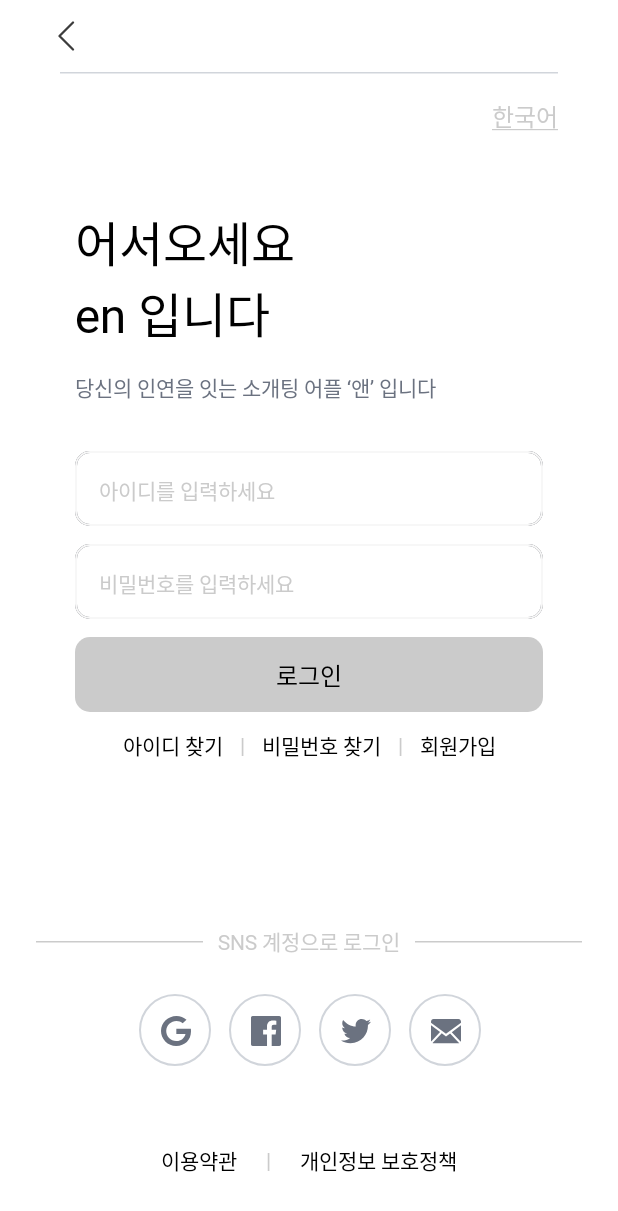
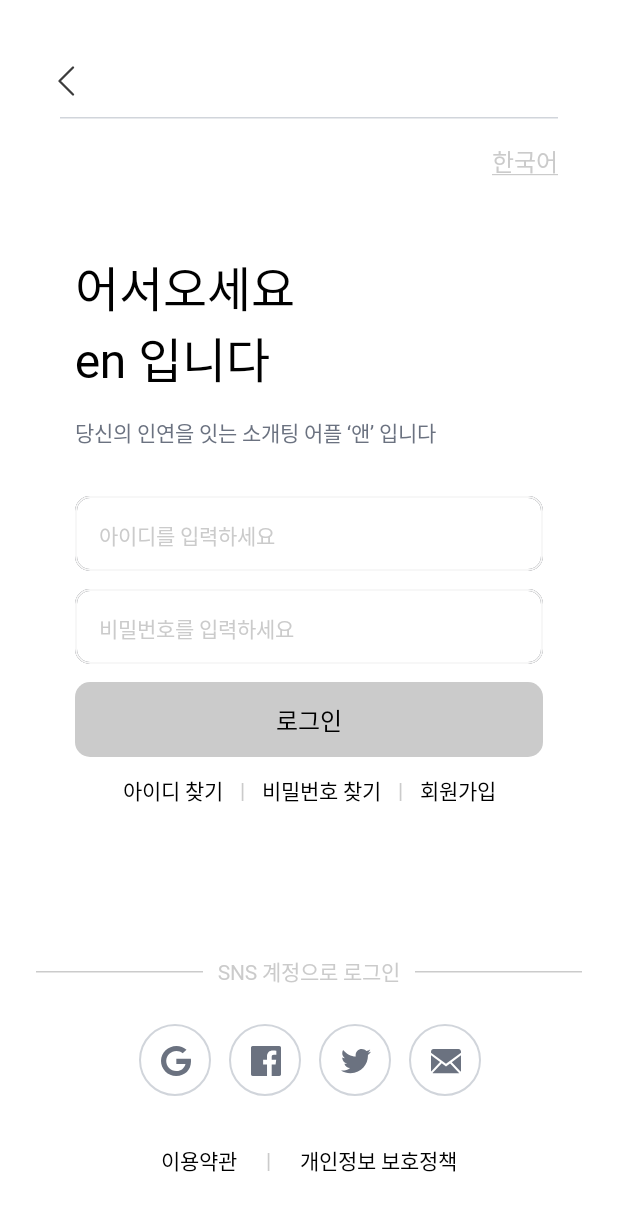
Before and after one commit to ApptiveDev/JapanGirlKoreanBoy, an Android app built with Jetpack Compose: the screen it shows after launch (MainActivity), after a tap on an icon or button, on a phone screen of 412 x 824 dp. Shown: the top 1211 px of the screen. Run offline under Robolectric (Android 15) with nearby library versions, the phone set to English and light mode, and no system bars; our stand-ins replace Firebase (no records; nobody signed in at launch, a user with empty details on screens opened directly); Roboto replaces fonts that are not available here.

Commit message:
feat: 로그인 UI 개선

```diff
--- a/frontend/app/src/main/java/com/apptive/japkor/ui/login/LoginScreen.kt
+++ b/frontend/app/src/main/java/com/apptive/japkor/ui/login/LoginScreen.kt
@@ -50,6 +50,7 @@ fun LoginScreen(navController: NavController) {
         horizontalAlignment = Alignment.Start
     ) {
         // 헤더: 좌측 상단 뒤로가기 아이콘 + 구분선 + 언어 선택
+        Spacer(modifier = Modifier.height(30.dp))
         Column(
             modifier = Modifier
                 .fillMaxWidth(),
@@ -98,7 +99,7 @@ fun LoginScreen(navController: NavController) {
         ) {
             CustomText(
                 text = "어서오세요\nen 입니다",
-                type = CustomTextType.mainRegularSmall,
+                type = CustomTextType.mainRegularLarge,
                 size = 32.sp
             )
             CustomText(
@@ -327,7 +328,7 @@ fun LoginScreen(navController: NavController) {
                     )
                 }
             }
-            Spacer(modifier = Modifier.height(30.dp))
+            Spacer(modifier = Modifier.height(10.dp))
             Row(
                 modifier = Modifier
                     .fillMaxWidth()
```
